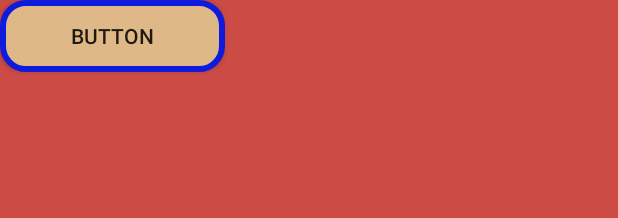
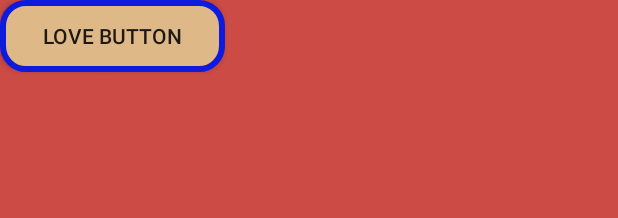
Before and after one commit to bakteriak/leader-election-project, an Android app: the layout activity_fullscreen_activity__mainpage.xml on its own in the app's theme, with its tools: preview values and no code run, on a phone screen of 412 x 824 dp. Shown: the top 218 px of the screen. Run offline under Robolectric (Android 15) with nearby library versions, the phone set to English and light mode, and no system bars.

Commit message:
changing button name

```diff
--- a/app/src/main/res/layout/activity_fullscreen_activity__mainpage.xml
+++ b/app/src/main/res/layout/activity_fullscreen_activity__mainpage.xml
@@ -14,7 +14,7 @@
 
 
         <Button
-            android:text="Button"
+            android:text="Love Button"
             android:layout_width="150dp"
             android:layout_height="wrap_content"
             android:id="@+id/button"
```
